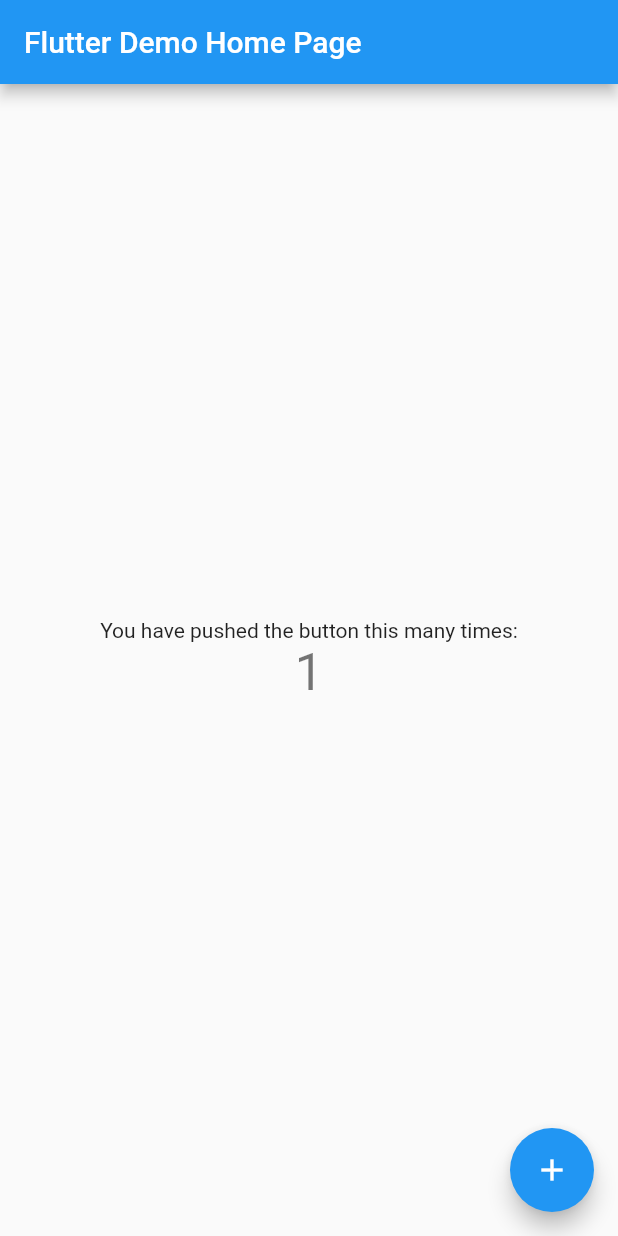
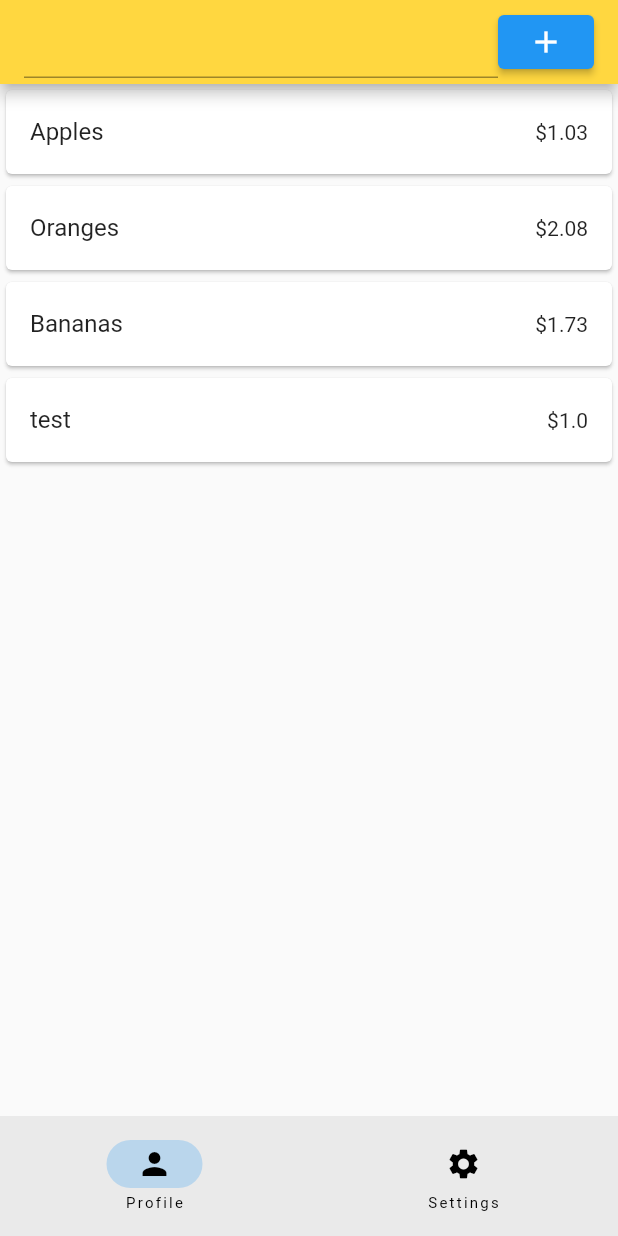
Before and after one commit to mariandanila/shoppinglist, a Flutter app: the screen it shows after launch, after a tap on the "add" icon, on a phone screen of 412 x 824 dp. Run offline on Flutter 3.47's test engine with Material 2 defaults, Android fonts, the phone set to English and light mode, and no system bars.

Commit message:
first app version

```diff
--- a/lib/main.dart
+++ b/lib/main.dart
@@ -1,115 +1,61 @@
 import 'package:flutter/material.dart';
 
 void main() {
-  runApp(const MyApp());
+  runApp(MaterialApp(
+    home: HomeScreen(),
+  ));
 }
 
-class MyApp extends StatelessWidget {
-  const MyApp({super.key});
+class HomeScreen extends StatefulWidget {
+  const HomeScreen({super.key});
 
-  // This widget is the root of your application.
+  @override
+  State<HomeScreen> createState() => _HomeScreenState();
+}
+
+class _HomeScreenState extends State<HomeScreen> {
+  List<String> groceries = ['Apples', 'Oranges', 'Bananas'];
+
+  List<double> prices = [1.03, 2.08, 1.73];
+
   @override
   Widget build(BuildContext context) {
-    return MaterialApp(
-      title: 'Flutter Demo',
-      theme: ThemeData(
-        // This is the theme of your application.
-        //
-        // Try running your application with "flutter run". You'll see the
-        // application has a blue toolbar. Then, without quitting the app, try
-        // changing the primarySwatch below to Colors.green and then invoke
-        // "hot reload" (press "r" in the console where you ran "flutter run",
-        // or simply save your changes to "hot reload" in a Flutter IDE).
-        // Notice that the counter didn't reset back to zero; the application
-        // is not restarted.
-        primarySwatch: Colors.blue,
+    return Scaffold(
+      appBar: AppBar(
+        title: Row(children: [
+          const Expanded(child: TextField()),
+          ElevatedButton(
+              child: const Icon(Icons.add),
+              onPressed: () {
+                setState(() {
+                  groceries.add('test');
+                  prices.add(1.00);
+                });
+              }),
+        ]),
+        backgroundColor: Colors.amberAccent,
       ),
-      home: const MyHomePage(title: 'Flutter Demo Home Page'),
+      body: ListView.builder(
+        itemCount: groceries.length,
+        itemBuilder: (BuildContext context, int index) {
+          return Card(
+            child: ListTile(
+              title: Text(groceries[index]),
+              trailing: Text('\$${prices[index]}'),
+            ),
+          );
+        },
+      ),
+      bottomNavigationBar: NavigationBar(destinations: [
+        NavigationDestination(
+          icon: Icon(Icons.person),
+          label: 'Profile',
+        ),
+        NavigationDestination(
+          icon: Icon(Icons.settings),
+          label: 'Settings',
+        ),
+      ]),
     );
   }
 }
-
-class MyHomePage extends StatefulWidget {
-  const MyHomePage({super.key, required this.title});
-
-  // This widget is the home page of your application. It is stateful, meaning
-  // that it has a State object (defined below) that contains fields that affect
-  // how it looks.
-
-  // This class is the configuration for the state. It holds the values (in this
-  // case the title) provided by the parent (in this case the App widget) and
-  // used by the build method of the State. Fields in a Widget subclass are
-  // always marked "final".
-
-  final String title;
-
-  @override
-  State<MyHomePage> createState() => _MyHomePageState();
-}
-
-class _MyHomePageState extends State<MyHomePage> {
-  int _counter = 0;
-
-  void _incrementCounter() {
-    setState(() {
-      // This call to setState tells the Flutter framework that something has
-      // changed in this State, which causes it to rerun the build method below
-      // so that the display can reflect the updated values. If we changed
-      // _counter without calling setState(), then the build method would not be
-      // called again, and so nothing would appear to happen.
-      _counter++;
-    });
-  }
-
-  @override
-  Widget build(BuildContext context) {
-    // This method is rerun every time setState is called, for instance as done
-    // by the _incrementCounter method above.
-    //
-    // The Flutter framework has been optimized to make rerunning build methods
-    // fast, so that you can just rebuild anything that needs updating rather
-    // than having to individually change instances of widgets.
-    return Scaffold(
-      appBar: AppBar(
-        // Here we take the value from the MyHomePage object that was created by
-        // the App.build method, and use it to set our appbar title.
-        title: Text(widget.title),
-      ),
-      body: Center(
-        // Center is a layout widget. It takes a single child and positions it
-        // in the middle of the parent.
-        child: Column(
-          // Column is also a layout widget. It takes a list of children and
-          // arranges them vertically. By default, it sizes itself to fit its
-          // children horizontally, and tries to be as tall as its parent.
-          //
-          // Invoke "debug painting" (press "p" in the console, choose the
-          // "Toggle Debug Paint" action from the Flutter Inspector in Android
-          // Studio, or the "Toggle Debug Paint" command in Visual Studio Code)
-          // to see the wireframe for each widget.
-          //
-          // Column has various properties to control how it sizes itself and
-          // how it positions its children. Here we use mainAxisAlignment to
-          // center the children vertically; the main axis here is the vertical
-          // axis because Columns are vertical (the cross axis would be
-          // horizontal).
-          mainAxisAlignment: MainAxisAlignment.center,
-          children: <Widget>[
-            const Text(
-              'You have pushed the button this many times:',
-            ),
-            Text(
-              '$_counter',
-              style: Theme.of(context).textTheme.headline4,
-            ),
-          ],
-        ),
-      ),
-      floatingActionButton: FloatingActionButton(
-        onPressed: _incrementCounter,
-        tooltip: 'Increment',
-        child: const Icon(Icons.add),
-      ), // This trailing comma makes auto-formatting nicer for build methods.
-    );
-  }
-}
```
Also changed, not shown: 1 other file.
